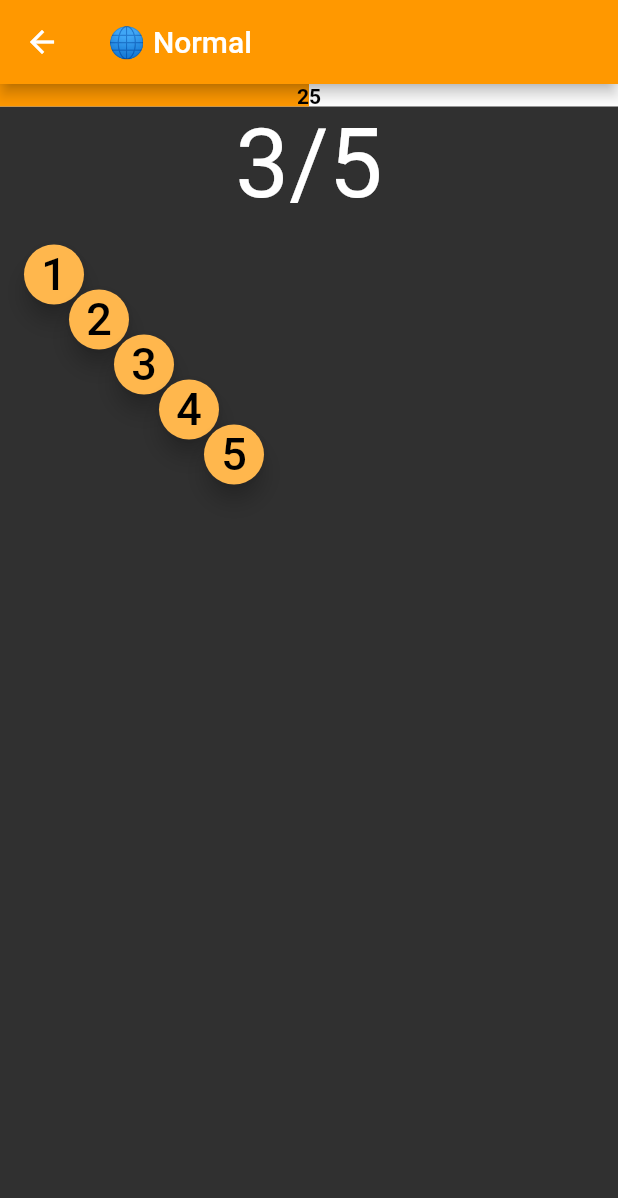
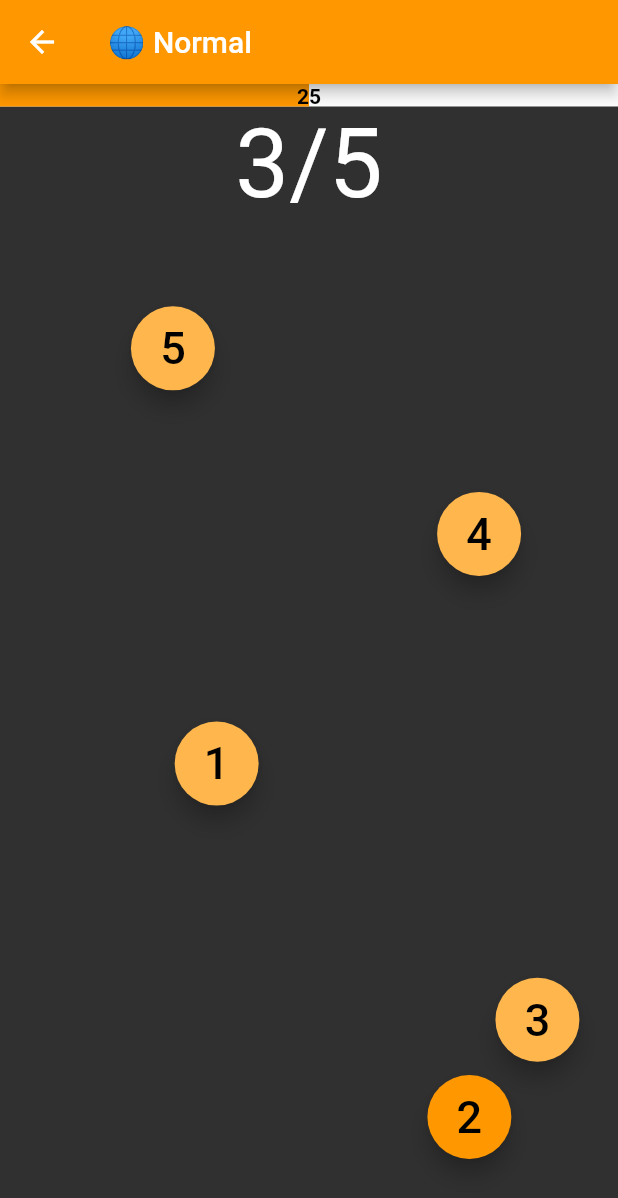
Before and after one commit to JohannesNicholas/stroke_rehab_flutter, a Flutter app: the NormalGame screen opened directly, after a tap on an icon or button, on a phone screen of 412 x 824 dp. Shown: the top 1198 px of the screen. Run offline on Flutter 3.47's test engine with Material 2 defaults, Android fonts, the phone set to English and light mode, and no system bars; our stand-ins replace cloud_firestore, firebase_core, image_picker, share_plus; accounts and stored records are empty.

Commit message:
Random Buttons! WOOO!!!

```diff
--- a/lib/normal_game.dart
+++ b/lib/normal_game.dart
@@ -1,5 +1,5 @@
 import 'dart:async';
-
+import 'dart:math';
 import 'package:flutter/material.dart';
 import 'package:flutter/src/foundation/key.dart';
 import 'package:flutter/src/widgets/framework.dart';
@@ -10,17 +10,19 @@ class NormalGame extends StatefulWidget {
   const NormalGame({Key? key}) : super(key: key);
 
   @override
-  State<NormalGame> createState() => _NormalGameState();
+  State<NormalGame> createState() => appear();
 }
 
-class _NormalGameState extends State<NormalGame> {
+class appear extends State<NormalGame> {
   List<NormalGameButtonData> buttons = [];
+
+  Random random = Random();
 
   var numberOfButtons = 5;
   var numberOfRounds = 5;
   var randomOrder = true;
   var highlightNextButton = true;
-  var buttonSize = 1;
+  var buttonSize = 4;
   var freePlay = false;
   String documentID = "";
   late Record recordData;
@@ -32,7 +34,10 @@ class _NormalGameState extends State<NormalGame> {
 
   @override
   Widget build(BuildContext context) {
+    //if start of game,
+    if (buttons.isEmpty) {
       resetButtons();
+    }
 
     return Scaffold(
       appBar: AppBar(
@@ -65,22 +70,31 @@ class _NormalGameState extends State<NormalGame> {
             child: Padding(
               padding: const EdgeInsets.all(16),
               child: Stack(
-                children: buttons.map((button) {
-                  return Positioned(
-                      top: button.posY,
-                      left: button.posX,
-                      height: buttonSize * 40,
-                      width: buttonSize * 40,
-                      child: FloatingActionButton(
+                children: getOrderedListOfButtons().toList().map((button) {
+                  return Column(
+                    children: [
+                      Spacer(flex: button.posY),
+                      Row(
+                        children: [
+                          Spacer(flex: button.posX),
+                          FloatingActionButton(
                             child: Text(
                               button.number.toString(),
                               style: TextStyle(fontSize: 30),
                             ),
-                        onPressed: (() {}),
-                        backgroundColor: button.highlighted
+                            onPressed: (() {
+                              buttonPressed(button.number);
+                            }),
+                            backgroundColor: button.number == nextNumber
                                 ? Colors.orange
                                 : Colors.orange[300],
-                      ));
+                          ),
+                          Spacer(flex: 100 - button.posX)
+                        ],
+                      ),
+                      Spacer(flex: 100 - button.posY)
+                    ],
+                  );
                 }).toList(),
               ),
             ),
@@ -90,18 +104,44 @@ class _NormalGameState extends State<NormalGame> {
     );
   }
 
+//puts the highlighted button at the bottom of the stack, as to appear
+//at the top of the view, without anything else overlapping.
+  List<NormalGameButtonData> getOrderedListOfButtons() {
+    var newButtons = buttons.toList();
+    newButtons.sort((a, b) {
+      if (a.number == nextNumber) {
+        return 1;
+      }
+      if (b.number == nextNumber) {
+        return -1;
+      }
+      return 0;
+    });
+
+    return newButtons;
+  }
+
+  void buttonPressed(int button) {
+    print("Button $button pressed");
+    buttons[button - 1].highlighted = false;
+    buttons[button].highlighted = true;
+    nextNumber += 1;
+    setState(() {});
+  }
+
   void resetButtons() {
     buttons = [];
     for (var i = 0; i < numberOfButtons; i++) {
       buttons.add(NormalGameButtonData(
-          i.toDouble() * 30, i.toDouble() * 30, i + 1, false));
+          1 + random.nextInt(98), 1 + random.nextInt(98), i + 1, false));
     }
+    nextNumber = 1;
   }
 }
 
 class NormalGameButtonData {
-  double posX = 0;
-  double posY = 0;
+  int posX = 0;
+  int posY = 0;
   int number = 1;
   bool highlighted = false;
 
```
Lines whose indentation alone changed are shown as unchanged.
